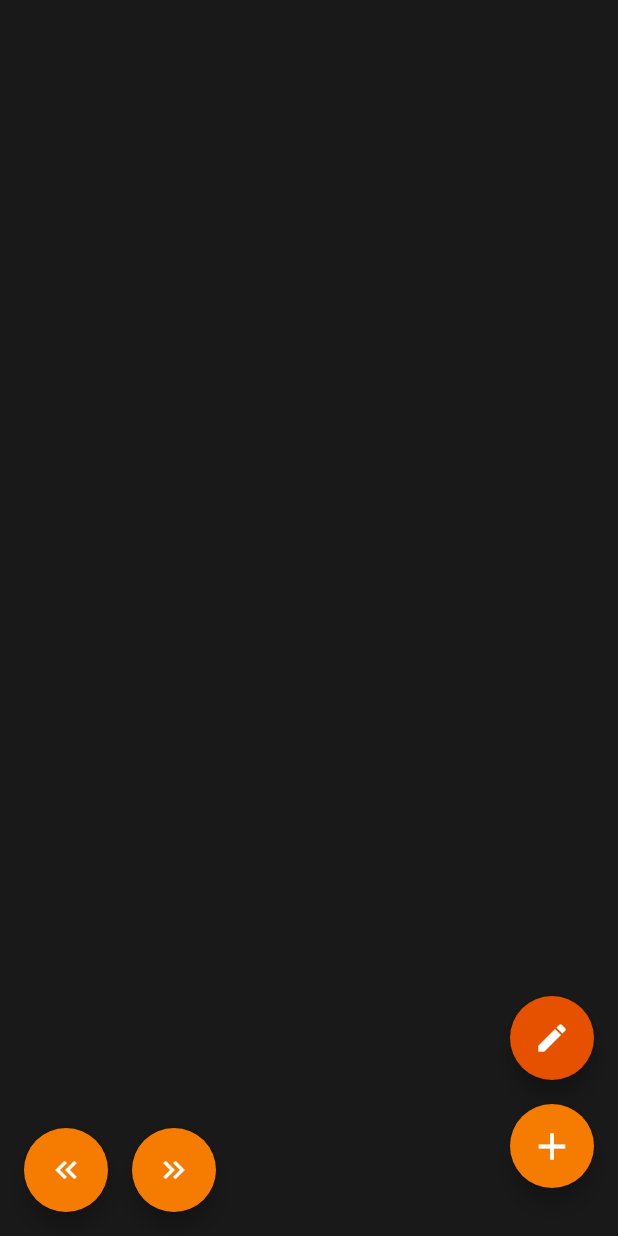
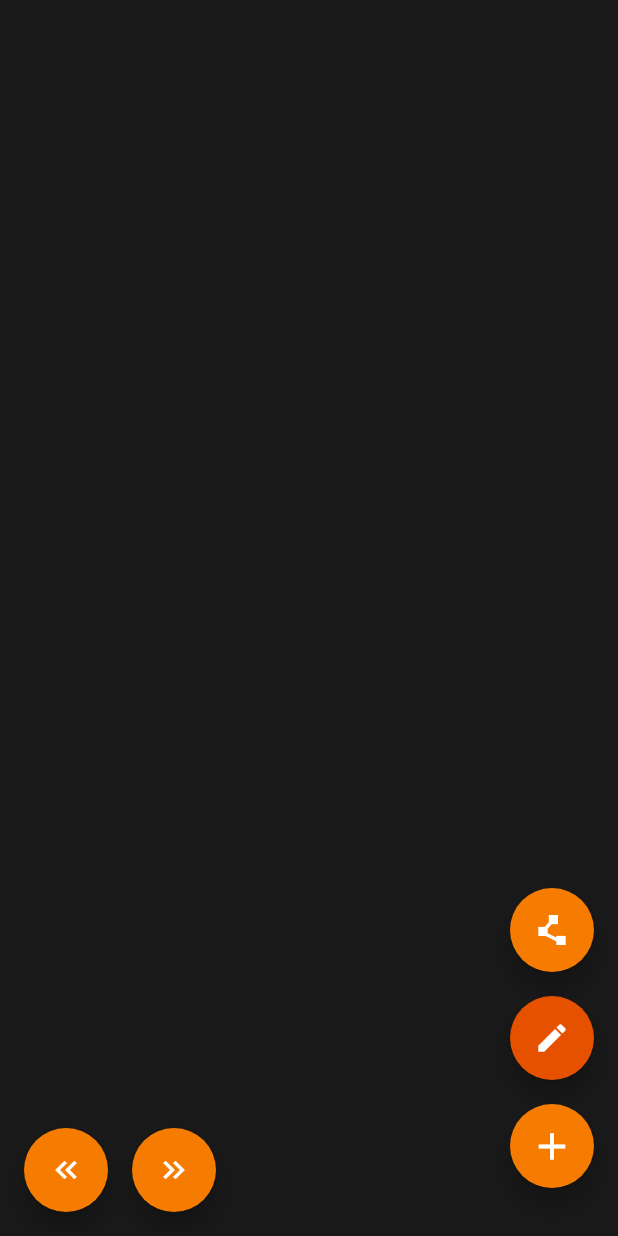
Before and after one commit to noctisbeta/database_diagrams_dartstack, a Flutter app: the screen it shows after launch, after a tap on the "edit" icon, on a phone screen of 412 x 824 dp. Run offline on Flutter 3.47's test engine with Material 2 defaults, Android fonts, the phone set to English and light mode, and no system bars; our stand-ins replace flutter_hooks, hooks_riverpod; missing offline and left inert: perfect_freehand.

Commit message:
polyline wip

```diff
--- a/lib/controllers/drawing_controller.dart
+++ b/lib/controllers/drawing_controller.dart
@@ -12,6 +12,9 @@ class DrawingController extends ChangeNotifier {
 
   /// Drawing.
   bool get isDrawing => _state.isDrawing;
+
+  /// Polyline.
+  bool get isPolyline => _state.isPolyline;
 
   /// Points.
   List<Offset?> get points => _state.points;
@@ -30,6 +33,12 @@ class DrawingController extends ChangeNotifier {
   /// Toggle drawing.
   void toggleDrawingMode() {
     _state.isDrawing = !_state.isDrawing;
+    notifyListeners();
+  }
+
+  /// Toggle polyline.
+  void togglePolylineMode() {
+    _state.isPolyline = !_state.isPolyline;
     notifyListeners();
   }
 
--- a/lib/models/drawing_state.dart
+++ b/lib/models/drawing_state.dart
@@ -7,13 +7,15 @@ class DrawingState {
     required this.points,
     required this.redoStack,
     required this.isDrawing,
+    required this.isPolyline,
   });
 
   /// Initial state.
   DrawingState.initial()
       : points = [],
         redoStack = [],
-        isDrawing = false;
+        isDrawing = false,
+        isPolyline = false;
 
   /// Points.
   final List<Offset?> points;
@@ -23,4 +25,7 @@ class DrawingState {
 
   /// Is drawing.
   bool isDrawing;
+
+  /// Is polyline.
+  bool isPolyline;
 }
--- a/lib/widgets/drawing_painter.dart
+++ b/lib/widgets/drawing_painter.dart
@@ -1,5 +1,3 @@
-import 'dart:ui';
-
 import 'package:flutter/material.dart';
 import 'package:perfect_freehand/perfect_freehand.dart';
 
@@ -19,6 +17,7 @@ class DrawingPainter extends CustomPainter {
       )
       .toList();
 
+  /// Splits the list on nulls.
   List<List<Point>> splitByNulls(List<Point?> list) {
     final result = <List<Point>>[];
     var current = <Point>[];
--- a/lib/widgets/drawing_undo_redo_buttonds.dart
+++ b/lib/widgets/drawing_undo_redo_buttonds.dart
@@ -1,7 +1,6 @@
 import 'dart:developer';
 
 import 'package:database_diagrams/controllers/drawing_controller.dart';
-import 'package:database_diagrams/widgets/add_collection_dialog.dart';
 import 'package:flutter/material.dart';
 import 'package:flutter_hooks/flutter_hooks.dart';
 import 'package:hooks_riverpod/hooks_riverpod.dart';
--- a/lib/widgets/editor_buttons.dart
+++ b/lib/widgets/editor_buttons.dart
@@ -15,16 +15,27 @@ class EditorButtons extends ConsumerWidget {
     // final drawingController = ref.watch(DrawingController.provider.notifier);
     // final isDrawing = ref.watch(DrawingController.provider).isDrawing;
 
-    final drawingControllerMut = ref.watch(DrawingController.provider);
-    final isDrawing = drawingControllerMut.isDrawing;
+    final drawingController = ref.watch(DrawingController.provider);
+    final isDrawing = drawingController.isDrawing;
+    final isPolyline = drawingController.isPolyline;
 
     return Column(
       children: [
         FloatingActionButton(
+          backgroundColor: isPolyline ? Colors.orange.shade900 : Colors.orange.shade700,
+          hoverColor: isPolyline ? Colors.orange.shade600 : Colors.orange.shade800,
+          splashColor: isPolyline ? Colors.orange.shade700 : Colors.orange.shade900,
+          onPressed: drawingController.togglePolylineMode,
+          child: const Icon(Icons.polyline),
+        ),
+        const SizedBox(
+          height: 16,
+        ),
+        FloatingActionButton(
           backgroundColor: isDrawing ? Colors.orange.shade900 : Colors.orange.shade700,
           hoverColor: isDrawing ? Colors.orange.shade600 : Colors.orange.shade800,
           splashColor: isDrawing ? Colors.orange.shade700 : Colors.orange.shade900,
-          onPressed: drawingControllerMut.toggleDrawingMode,
+          onPressed: drawingController.toggleDrawingMode,
           child: const Icon(Icons.edit),
         ),
         const SizedBox(
```
